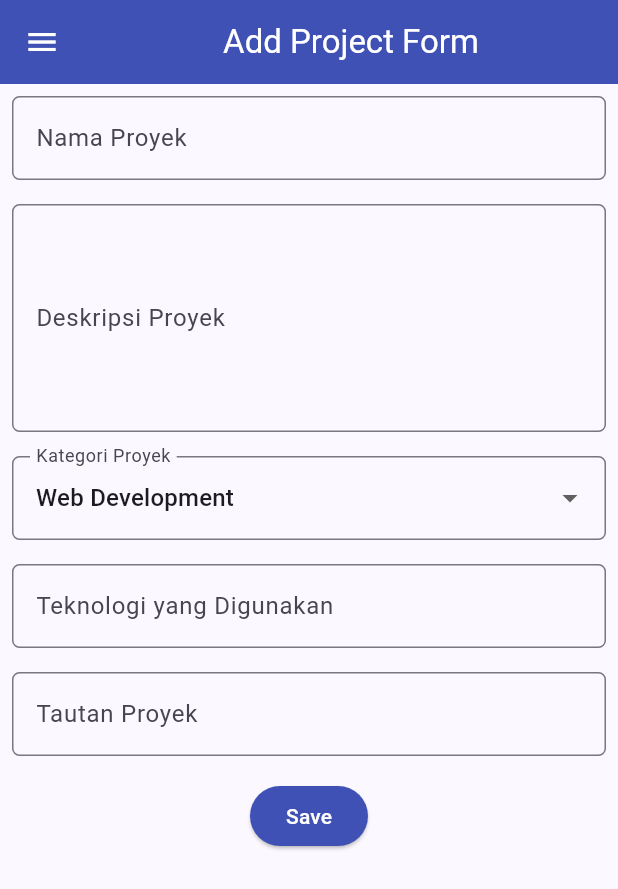
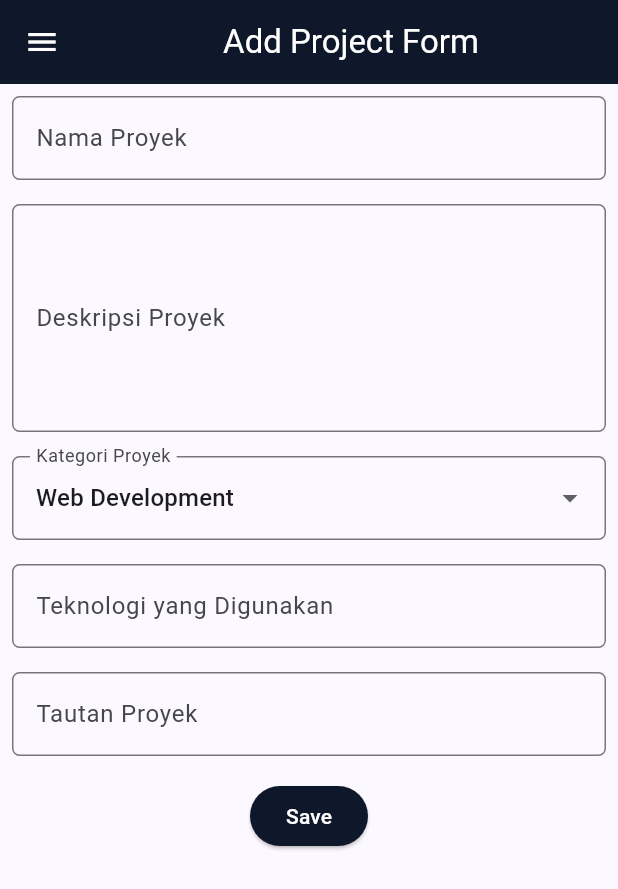
Before and after one commit to DioDateUs/myportofolio_mobile, a Flutter app: the screen it shows after launch, in the side drawer, after a tap on "Add Project", on a phone screen of 412 x 824 dp. Shown: the top 889 px of the screen. Run offline on Flutter 3.47's test engine with Material 3 defaults, Android fonts, the phone set to English and light mode, and no system bars; our stand-ins replace material_ui.

Commit message:
style(project-form): align AppBar and Save button colors with app primary theme

```diff
--- a/lib/screens/project_form.dart
+++ b/lib/screens/project_form.dart
@@ -29,12 +29,8 @@ class _ProjectFormPageState extends State<ProjectFormPage> {
   Widget build(BuildContext context) {
     return Scaffold(
       appBar: AppBar(
-        title: const Center(
-          child: Text(
-            'Add Project Form',
-          ),
-        ),
-        backgroundColor: Colors.indigo,
+        title: const Center(child: Text('Add Project Form')),
+        backgroundColor: Theme.of(context).colorScheme.primary,
         foregroundColor: Colors.white,
       ),
       drawer: const LeftDrawer(),
@@ -107,10 +103,12 @@ class _ProjectFormPageState extends State<ProjectFormPage> {
                   ),
                   initialValue: _category,
                   items: _categories
-                      .map((category) => DropdownMenuItem(
-                            value: category,
-                            child: Text(category),
-                          ))
+                      .map(
+                        (category) => DropdownMenuItem(
+                          value: category,
+                          child: Text(category),
+                        ),
+                      )
                       .toList(),
                   onChanged: (String? newValue) {
                     setState(() {
@@ -165,8 +163,9 @@ class _ProjectFormPageState extends State<ProjectFormPage> {
                   padding: const EdgeInsets.all(8.0),
                   child: ElevatedButton(
                     style: ButtonStyle(
-                      backgroundColor:
-                          WidgetStateProperty.all(Colors.indigo),
+                      backgroundColor: WidgetStateProperty.all(
+                        Theme.of(context).colorScheme.primary,
+                      ),
                     ),
                     onPressed: () {
                       if (_formKey.currentState!.validate()) {
```
